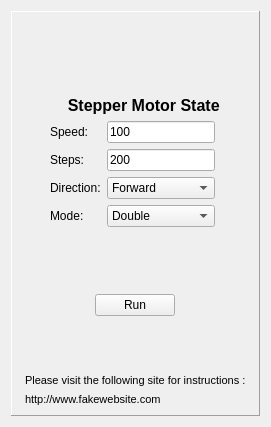
Old version of the form ElevatorGUI/PyQt GUI/ElevatorController.ui in the repository kemerelab/Elevator.
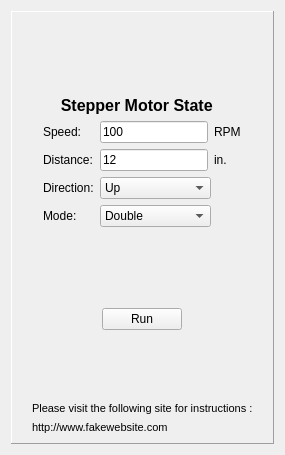
New version of the form. Icons and pictures are not drawn.

The edit to the form file:
```diff
--- a/ElevatorGUI/PyQt GUI/ElevatorController.ui
+++ b/ElevatorGUI/PyQt GUI/ElevatorController.ui
@@ -6,8 +6,8 @@
    <rect>
     <x>0</x>
     <y>0</y>
-    <width>271</width>
-    <height>427</height>
+    <width>285</width>
+    <height>455</height>
    </rect>
   </property>
   <property name="mouseTracking">
@@ -128,7 +128,7 @@
        </widget>
       </item>
       <item row="1" column="0" alignment="Qt::AlignHCenter">
-       <widget class="QWidget" name="" native="true">
+       <widget class="QWidget" name="widget" native="true">
         <layout class="QFormLayout" name="formLayout_4">
          <property name="fieldGrowthPolicy">
           <enum>QFormLayout::AllNonFixedFieldsGrow</enum>
@@ -175,7 +175,7 @@
              <item>
               <widget class="QLabel" name="label_steps">
                <property name="text">
-                <string>Steps:</string>
+                <string>Distance:</string>
                </property>
               </widget>
              </item>
@@ -222,7 +222,7 @@
                 </size>
                </property>
                <property name="text">
-                <string>200</string>
+                <string>12</string>
                </property>
               </widget>
              </item>
@@ -236,7 +236,7 @@
                </property>
                <item>
                 <property name="text">
-                 <string>Forward</string>
+                 <string>Up</string>
                 </property>
                </item>
                <item>
@@ -276,6 +276,20 @@
                </item>
               </widget>
              </item>
+             <item row="1" column="1">
+              <widget class="QLabel" name="label_in">
+               <property name="text">
+                <string>in.</string>
+               </property>
+              </widget>
+             </item>
+             <item row="0" column="1">
+              <widget class="QLabel" name="label_RPM">
+               <property name="text">
+                <string>RPM</string>
+               </property>
+              </widget>
+             </item>
             </layout>
            </item>
           </layout>
```
Left out of the diff: 4 changed lines with no effect on the pictures.
